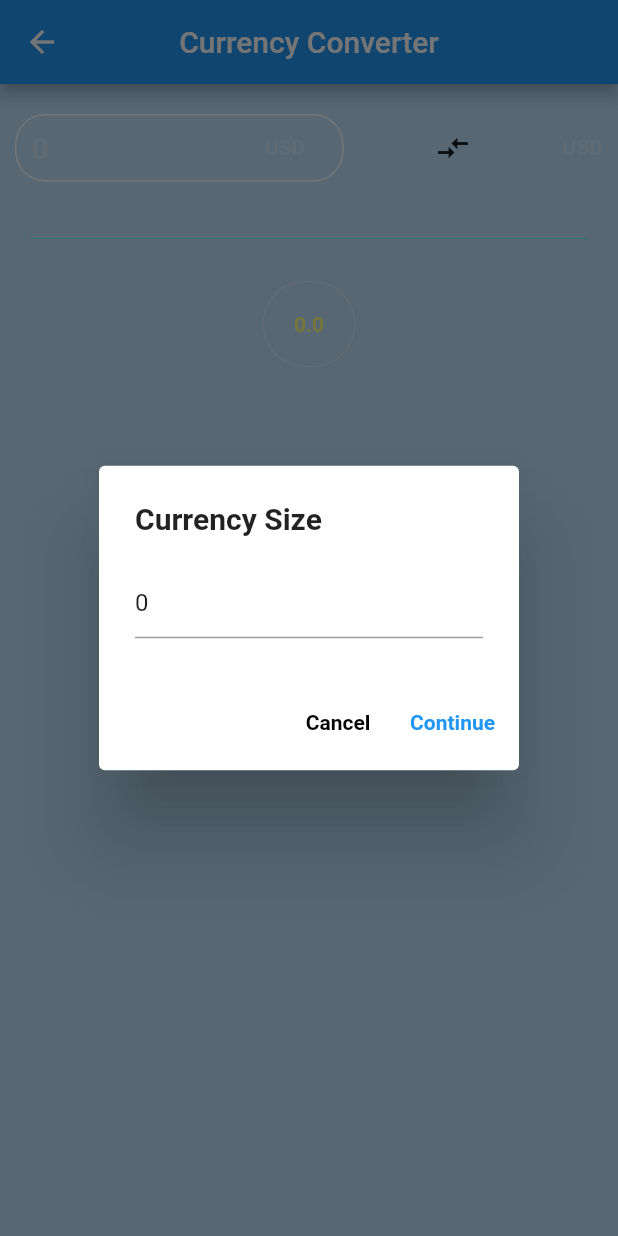
After one commit to haslek/currencyexchange, a Flutter app: the CurrencyConverterPage screen opened directly, after a tap on an icon or button, on a phone screen of 412 x 824 dp. The commit adds this screen. Run offline on Flutter 3.47's test engine with Material 2 defaults, Android fonts, the phone set to English and light mode, and no system bars; our stand-ins replace firebase_auth, firebase_core, flutter_dotenv, flutter_spinkit, google_sign_in; missing offline and left inert: twitter_login; accounts and stored records are empty; generated files the repository leaves out were written again; network calls fail.

Commit message:
move converter to its page

```diff
--- a/lib/core/providers/app_state_manager.dart
+++ b/lib/core/providers/app_state_manager.dart
@@ -4,11 +4,13 @@ class AppStateManager extends ChangeNotifier{
   bool _isInitialized = false;
   bool _loggedIn = false;
   bool _history = false;
+  bool _convert = false;
   String? _curError;
 
   bool get initialized => _isInitialized;
   bool get loggedIn => _loggedIn;
   bool get history => _history;
+  bool get convert => _convert;
   String? get curError => _curError;
 
   set loggedIn(bool v){
@@ -23,6 +25,10 @@ class AppStateManager extends ChangeNotifier{
     _history = v;
     notifyListeners();
   }
+  set convert(bool v){
+    _convert = v;
+    notifyListeners();
+  }
   set curError(String? v){
     _curError = v;
     notifyListeners();
--- a/lib/ui/page_models/cur_view_model.dart
+++ b/lib/ui/page_models/cur_view_model.dart
@@ -13,8 +13,15 @@ class CurrencyPageViewModel extends BaseViewModel{
   String? _baseCurrency;
   String _toConvert = '';
   String get toConvert => _toConvert;
+  TextEditingController amountController = TextEditingController(text: '0');
   set toConvert(String v){
     _toConvert = v;
+    notifyListeners();
+  }
+  String _amountText = '0';
+  String get amountText => _amountText;
+  set amountText(String v){
+    _amountText = v;
     notifyListeners();
   }
   String _convertedTo = '';
@@ -80,24 +87,61 @@ class CurrencyPageViewModel extends BaseViewModel{
     notifyListeners();
   }
   double convert(){
+    double amount = double.parse(amountController.text);
     if(toConvert == convertedTo){
-      return 1;
+      return amount;
+    }
+    if(amount == 0){
+      return amount;
     }
     if(currencyProvider.exchangeRates.isEmpty ||
         currencyProvider.exchangeRates[toConvert] == null ||
         currencyProvider.exchangeRates[convertedTo] == null
     ){
       if(toConvert == baseCurrency && currencyProvider.exchangeRates[convertedTo] != null){
-        return currencyProvider.exchangeRates[convertedTo];
+        return amount * currencyProvider.exchangeRates[convertedTo];
       }
       if(convertedTo == baseCurrency && currencyProvider.exchangeRates[toConvert] != null){
-        return 1/currencyProvider.exchangeRates[toConvert];
+        return 1/(currencyProvider.exchangeRates[toConvert]* amount);
       }
       return 0;
     }
-    double tRate = currencyProvider.exchangeRates[toConvert];
+    double tRate = amount * currencyProvider.exchangeRates[toConvert];
     double cRate = currencyProvider.exchangeRates[convertedTo];
+    print(amount);
     return cRate/tRate;
+  }
+  void displayAmountDialog()async{
+    Widget cancelButton = TextButton(
+      child: const Text("Cancel", style: TextStyle(fontWeight: FontWeight.bold,color: Colors.black),),
+      onPressed:  () {
+        Navigator.of(appContext!).pop();
+      },
+    );
+    Widget continueButton = TextButton(
+      child: const Text("Continue",style: TextStyle(fontWeight: FontWeight.bold,color: Colors.blue),),
+      onPressed:  (){
+        convert();
+        Navigator.pop(appContext!);
+      },
+    );
+    AlertDialog alert = AlertDialog(
+      title: const Text("Currency Size",style: TextStyle(fontWeight: FontWeight.bold,fontSize: 20),),
+      content: TextFormField(
+        controller: amountController,
+        keyboardType: TextInputType.number,
+        onChanged: (str){
+          amountText = str;
+        },
+      ),
+      backgroundColor: Colors.white,
+      actions: [
+        cancelButton,
+        continueButton,
+      ],
+    );
+
+    showDialog(context: appContext!,useRootNavigator: false, builder: (context)=>alert);
   }
   void displayCurrs(int whichField)async{
     await showDialog(context: appContext!,
--- a/lib/ui/pages.dart
+++ b/lib/ui/pages.dart
@@ -2,4 +2,5 @@ class AppPages{
   static String authPage = '/';
   static String curPage = '/dashboard';
   static String histPage = '/history';
+  static String convertPage = '/convert';
 }
--- a/lib/ui/pages/auth.dart
+++ b/lib/ui/pages/auth.dart
@@ -30,7 +30,7 @@ class _AuthenticationScreenState extends State<AuthenticationScreen> {
         builder: (context, model, _) {
           return Scaffold(
               backgroundColor: Colors.blue.shade200,
-              body: model.initialized
+              body: model.initialized && !model.isLoading
                   ? Column(
                       mainAxisAlignment: MainAxisAlignment.center,
                       children: [
--- /dev/null
+++ b/lib/ui/pages/convert_currency.dart
@@ -0,0 +1,113 @@
+import 'package:flutter/material.dart';
+import 'package:fluttercurr/base/base_view.dart';
+import 'package:fluttercurr/ui/page_models/cur_view_model.dart';
+
+import '../pages.dart';
+class CurrencyConverterPage extends StatelessWidget {
+  static MaterialPage page() {
+    return MaterialPage(
+      name: AppPages.convertPage,
+      key: ValueKey(AppPages.convertPage),
+      child: const CurrencyConverterPage(),
+    );
+  }
+  const CurrencyConverterPage({Key? key}) : super(key: key);
+
+  @override
+  Widget build(BuildContext context) {
+    return BaseView<CurrencyPageViewModel>(
+      model: CurrencyPageViewModel(),
+      onModelReady: (model)=>model.onReady(context),
+      builder: (context,model,_) {
+        return Scaffold(
+          appBar: AppBar(
+            centerTitle: true,
+            title: Text('Currency Converter'),
+          ),
+          backgroundColor: Colors.blue.withOpacity(.3),
+          body:SingleChildScrollView(
+            child: Column(
+              children:  [
+                Padding(
+                  padding: const EdgeInsets.symmetric(horizontal: 10,vertical: 20),
+                  child: Row(
+                    mainAxisAlignment: MainAxisAlignment.spaceBetween,
+                    children: [
+                      Expanded(
+                        flex: 3,
+                        child: Container(
+                          padding: const EdgeInsets.all(10),
+                          decoration: BoxDecoration(
+                              border: Border.all(color: Colors.white),
+                              borderRadius: BorderRadius.circular(20)
+                          ),
+                          child: Row(
+                            mainAxisAlignment: MainAxisAlignment.spaceBetween,
+                            children: [
+                              Expanded(
+                                flex: 3,
+                                child: GestureDetector(
+                                  onTap: model.displayAmountDialog,
+                                  child: Text(model.amountText,
+                                    style: TextStyle(color: Colors.white.withOpacity(0.3),
+                                        fontSize: 20,
+                                        fontWeight: FontWeight.bold),),
+                                ),
+                              ),
+                              const SizedBox(width: 30,),
+                              Expanded(
+                                flex: 1,
+                                child: GestureDetector(
+                                  onTap: (){
+                                    model.displayCurrs(0);
+                                  },
+                                  child: Text(model.toConvert,
+                                    style: TextStyle(color: Colors.white.withOpacity(0.3),fontWeight: FontWeight.bold),),
+                                ),
+                              ),
+                            ],
+                          ),
+                        ),
+                      ),
+                      Expanded(
+                        flex: 2,
+                        child: InkWell(
+                          onTap: model.switchCurr,
+                          child: const Icon(Icons.compare_arrows_sharp),
+                        ),
+                      ),
+                      GestureDetector(
+                        onTap: (){
+                          model.displayCurrs(1);
+                        },
+                        child: Text(model.convertedTo,style: TextStyle(color: Colors.white.withOpacity(0.3),fontWeight: FontWeight.bold),),
+                      ),
+                    ],
+                  ),
+                ),
+                const Padding(
+                  padding: EdgeInsets.symmetric(horizontal: 20,vertical: 10),
+                  child: Divider(color: Colors.tealAccent,),
+                ),
+                Padding(
+                  padding: const EdgeInsets.symmetric(horizontal: 40,vertical: 10),
+                  child: Container(
+                    padding: const EdgeInsets.all(20),
+                    decoration: BoxDecoration(
+                      border: Border.all(
+                        color: Colors.white.withOpacity(0.4),
+                      ),
+                      borderRadius: BorderRadius.circular(30),
+                    ),
+                    child: Text(model.convert().toString(),
+                      style:  TextStyle(color: Colors.yellowAccent.shade100,fontWeight: FontWeight.bold),),
+                  ),
+                )
+              ],
+            ),
+          ),
+        );
+      }
+    );
+  }
+}
--- a/lib/ui/pages/screens.dart
+++ b/lib/ui/pages/screens.dart
@@ -1,3 +1,4 @@
 export 'auth.dart';
 export 'currency_page.dart';
 export 'historical_data.dart';
+export 'convert_currency.dart';
```
Also changed, not shown: lib/core/utils/auth.dart (+6 -15 lines), lib/navigation/app_router.dart (+5 -3 lines), lib/ui/page_models/auth_view_model.dart (+9 -0 lines), lib/ui/pages/currency_page.dart (+90 -89 lines).
